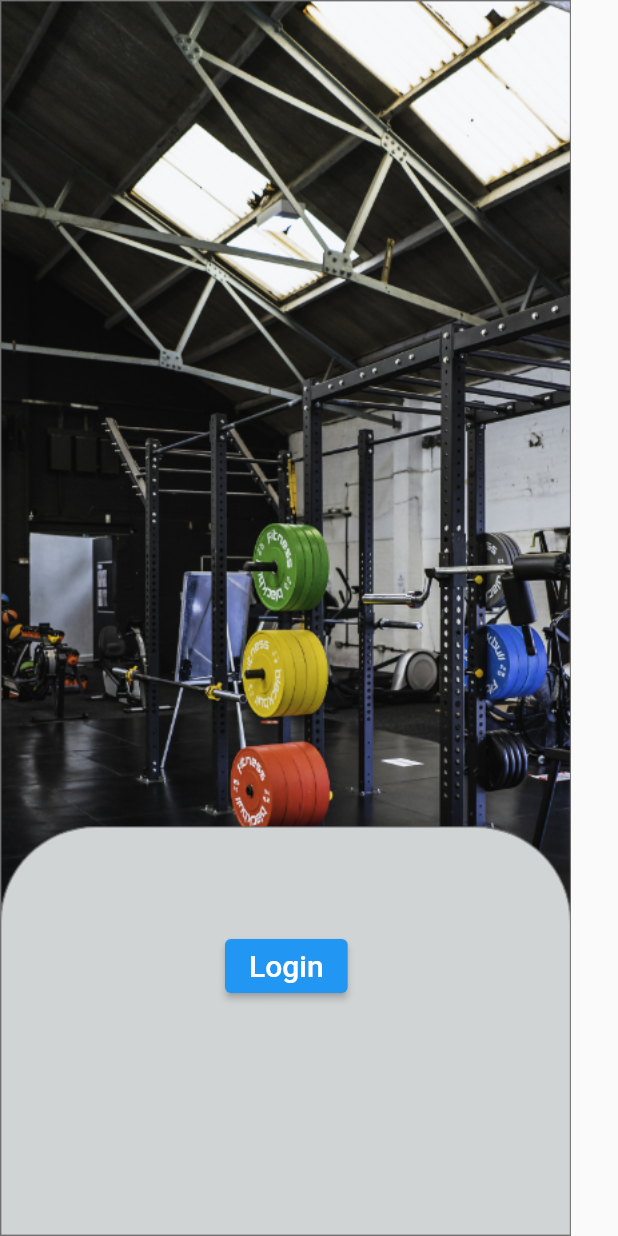
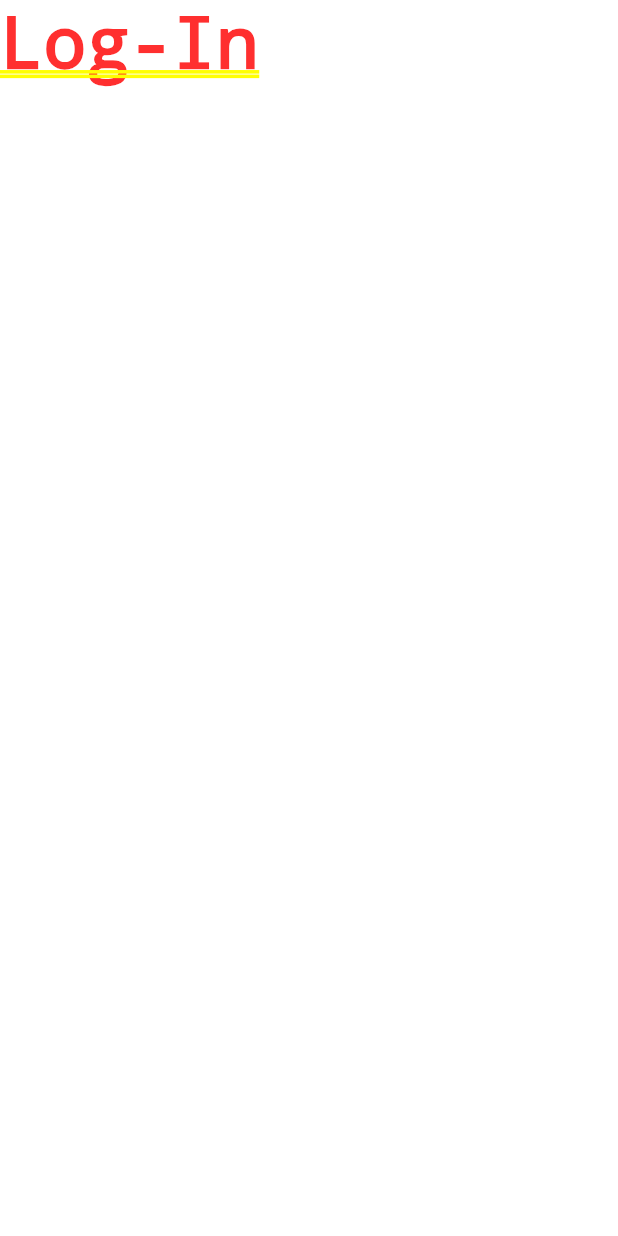
Before and after one commit to MEROO1010/fitness-club, a Flutter app: the account screen opened directly, after a tap on "Login", on a phone screen of 412 x 824 dp. Run offline on Flutter 3.47's test engine with Material 2 defaults, Android fonts, the phone set to English and light mode, and no system bars; our stand-ins replace page_transition; missing offline and left inert: introduction_slider, splash_screen_view.

Commit message:
fitness app

```diff
--- a/lib/screens/pages/accountpage.dart
+++ b/lib/screens/pages/accountpage.dart
@@ -1,4 +1,7 @@
+import 'package:fitness_club/screens/pages/login.dart';
+import 'package:fitness_club/screens/pages/signup.dart';
 import 'package:flutter/material.dart';
+import 'package:page_transition/page_transition.dart';
 
 class account extends StatefulWidget {
   const account({super.key});
@@ -13,21 +16,65 @@ class _accountState extends State<account> {
     return Stack(
       children: [
         Scaffold(
-          body: Container(child: Image.asset('assets/images/get_start.png')),
+          body: Container(
+              child: Image.asset('assets/images/get_start.png',
+                  fit: BoxFit.contain)),
         ),
-        Row(
+        Stack(
           children: [
             Container(
               child: ElevatedButton(
-                onPressed: () {},
+                onPressed: () {
+                  Navigator.push(
+                    context,
+                    PageTransition(
+                      type: PageTransitionType.fade,
+                      child: login(),
+                      isIos: true,
+                      duration: Duration(milliseconds: 400),
+                    ),
+                  );
+                },
                 child: Text(
                   'Login',
-                  style: TextStyle(fontSize: 20),
                 ),
+                style: ElevatedButton.styleFrom(
+                    primary: Color.fromRGBO(156, 166, 78, 1),
+                    onPrimary: Color.fromRGBO(36, 55, 53, 1),
+                    shape: RoundedRectangleBorder(
+                        borderRadius: BorderRadius.circular(32.0)),
+                    minimumSize: Size(300, 60),
+                    textStyle:
+                        TextStyle(fontSize: 24, fontWeight: FontWeight.bold)),
               ),
-              padding: EdgeInsets.only(left: 150, top: 620),
-              //width: 200,
-              // height: 40,
+              padding: EdgeInsets.only(left: 30, top: 620),
+            ),
+            Container(
+              child: ElevatedButton(
+                onPressed: () {
+                  Navigator.push(
+                    context,
+                    PageTransition(
+                      type: PageTransitionType.fade,
+                      child: signup(),
+                      isIos: true,
+                      duration: Duration(milliseconds: 400),
+                    ),
+                  );
+                },
+                child: Text(
+                  'SignUp',
+                ),
+                style: ElevatedButton.styleFrom(
+                    primary: Color.fromRGBO(232, 242, 155, 1),
+                    onPrimary: Color.fromRGBO(36, 55, 53, 1),
+                    shape: RoundedRectangleBorder(
+                        borderRadius: BorderRadius.circular(32.0)),
+                    minimumSize: Size(300, 60),
+                    textStyle:
+                        TextStyle(fontSize: 24, fontWeight: FontWeight.bold)),
+              ),
+              padding: EdgeInsets.only(left: 30, top: 700),
             ),
           ],
         ),
--- /dev/null
+++ b/lib/screens/pages/login.dart
@@ -0,0 +1,24 @@
+import 'package:flutter/material.dart';
+
+class login extends StatefulWidget {
+  const login({super.key});
+
+  @override
+  State<login> createState() => _loginState();
+}
+
+class _loginState extends State<login> {
+  @override
+  Widget build(BuildContext context) {
+    return Stack(
+      children: [
+        Scaffold(
+          backgroundColor: Colors.white,
+        ),
+        Container(
+          child: Text('Log-In'),
+        ),
+      ],
+    );
+  }
+}
--- /dev/null
+++ b/lib/screens/pages/signup.dart
@@ -0,0 +1,24 @@
+import 'package:flutter/material.dart';
+
+class signup extends StatefulWidget {
+  const signup({super.key});
+
+  @override
+  State<signup> createState() => _signupState();
+}
+
+class _signupState extends State<signup> {
+  @override
+  Widget build(BuildContext context) {
+    return Stack(
+      children: [
+        Scaffold(
+          backgroundColor: Colors.white,
+        ),
+        Container(
+          child: Text('Sign-Up'),
+        ),
+      ],
+    );
+  }
+}
--- a/pubspec.yaml
+++ b/pubspec.yaml
@@ -38,6 +38,7 @@ dependencies:
   cupertino_icons: ^1.0.2
   splash_screen_view: ^3.0.0
   introduction_slider: ^2.0.1
+  page_transition: ^2.0.9
 
 
 
```
Also changed, not shown: pubspec.lock.
